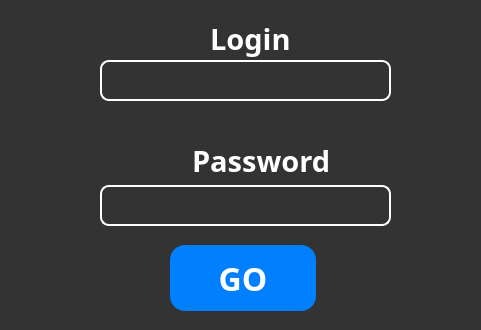
The window that ui/logining.ui (Alchemmist/SchoolRing) describes before a commit, drawn with Qt 5.
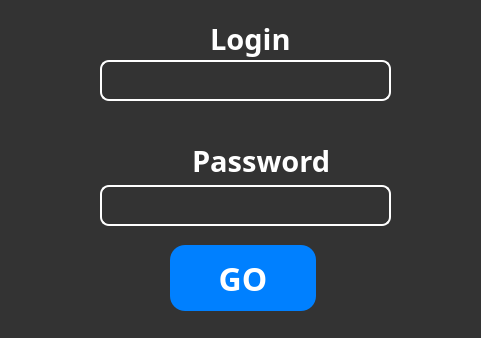
The same window after the commit. Icons and pictures are not drawn.

```diff
--- a/ui/logining.ui
+++ b/ui/logining.ui
@@ -7,7 +7,7 @@
     <x>0</x>
     <y>0</y>
     <width>481</width>
-    <height>330</height>
+    <height>338</height>
    </rect>
   </property>
   <property name="acceptDrops">
```
